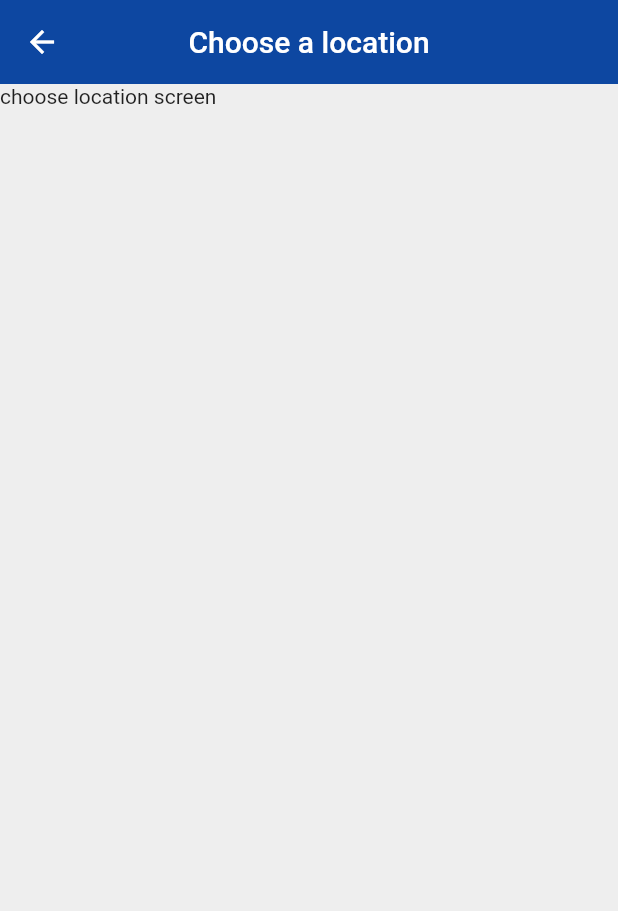
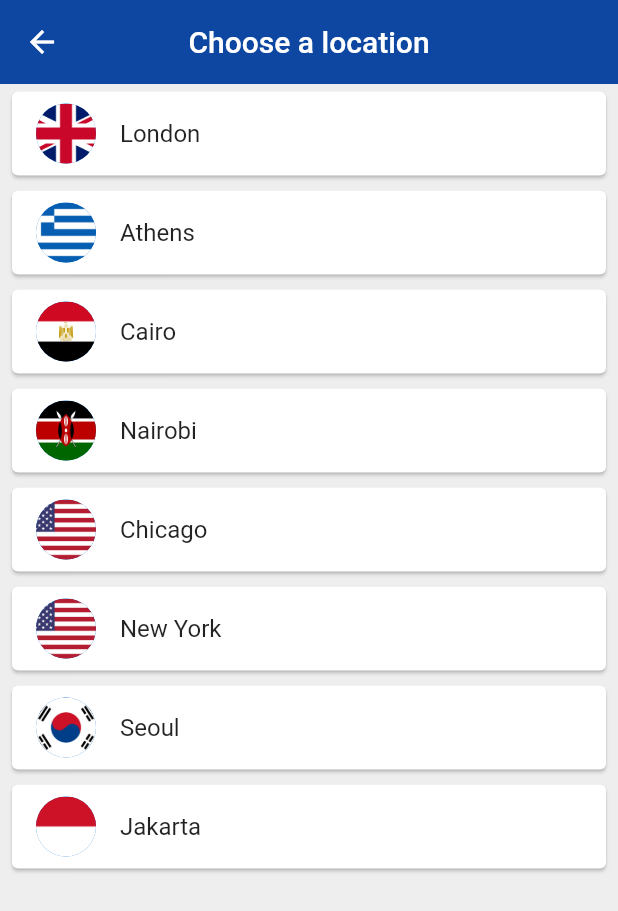
Before and after one commit to giumanuz/whatstime, a Flutter app: the screen it shows after launch, after a tap on "edit location", on a phone screen of 412 x 824 dp. Shown: the top 911 px of the screen. Run offline on Flutter 3.47's test engine with Material 2 defaults, Android fonts, the light colour scheme and no system bars; our stand-ins replace flutter_spinkit; network calls fail.

Commit message:
all done

```diff
--- a/lib/pages/choose_location.dart
+++ b/lib/pages/choose_location.dart
@@ -1,4 +1,6 @@
 import 'package:flutter/material.dart';
+
+import 'package:whatstime/services/world_time.dart';
 
 class ChooseLocation extends StatefulWidget {
   const ChooseLocation({Key? key}) : super(key: key);
@@ -9,8 +11,28 @@ class ChooseLocation extends StatefulWidget {
 
 class _ChooseLocationState extends State<ChooseLocation> {
 
+  List<WorldTime> locations = [
+    WorldTime(url: 'Europe/London', location: 'London', flag: 'uk.png'),
+    WorldTime(url: 'Europe/Athens', location: 'Athens', flag: 'greece.png'),
+    WorldTime(url: 'Africa/Cairo', location: 'Cairo', flag: 'egypt.png'),
+    WorldTime(url: 'Africa/Nairobi', location: 'Nairobi', flag: 'kenya.jpg'),
+    WorldTime(url: 'America/Chicago', location: 'Chicago', flag: 'usa.png'),
+    WorldTime(url: 'America/New_York', location: 'New York', flag: 'usa.png'),
+    WorldTime(url: 'Asia/Seoul', location: 'Seoul', flag: 'south_korea.jpg'),
+    WorldTime(url: 'Asia/Jakarta', location: 'Jakarta', flag: 'indonesia.jpg'),
+  ];
 
+  void updateTime(index) async {
+    WorldTime instance = locations[index];
+    await instance.getTime();
 
+    Navigator.pop(context, {
+      'location': instance.location,
+      'flag': instance.flag,
+      'time': instance.time,
+      'isDaytime': instance.isDaytime
+    });
+  }
 
   @override
   Widget build(BuildContext context) {
@@ -22,9 +44,28 @@ class _ChooseLocationState extends State<ChooseLocation> {
         centerTitle: true,
         elevation: 0,
       ),
-      body: Text(
-        'choose location screen'
-      ),
+      body: ListView.builder(
+        itemCount: locations.length,
+        itemBuilder: (context, index) {
+          return Padding(
+            padding: const EdgeInsets.symmetric(vertical: 1.0, horizontal: 4.0),
+            child: Card(
+              child: ListTile(
+                onTap: () {
+                  updateTime(index);
+                },
+                title: Text(
+                  locations[index].location
+                ),
+                leading: CircleAvatar(
+                  backgroundImage: AssetImage('assets/${locations[index].flag}'),
+
+                ),
+              ),
+            ),
+          );
+        },
+      )
     );
   }
 }
--- a/lib/pages/home.dart
+++ b/lib/pages/home.dart
@@ -14,15 +14,14 @@ class _HomeState extends State<Home> {
   @override
   Widget build(BuildContext context) {
 
-    data= ModalRoute.of(context)?.settings.arguments as Map;
+    data= data.isNotEmpty ? data : ModalRoute.of(context)?.settings.arguments as Map;
 
     String bgImage = data['isDaytime'] ? 'day.jpg' : 'night.png';
     Color? bgColor = data['isDaytime'] ? Colors.blue[800] : Colors.black;
 
     return Scaffold(
       backgroundColor: bgColor,
-      body: SafeArea(
-          child: Container(
+      body: Container(
         decoration: BoxDecoration(
           image: DecorationImage(
             image: AssetImage('assets/$bgImage'),
@@ -33,30 +32,34 @@ class _HomeState extends State<Home> {
           padding: const EdgeInsets.fromLTRB(0.0, 120.0, 0, 0),
           child: Column(
             children: [
-                    Row(
+              TextButton(
+                  onPressed: () async {
+                    dynamic result = await Navigator.pushNamed(context, '/location');
+                    setState(() {
+                      data = {
+                        'time': result['time'],
+                        'flag': result['flag'],
+                        'location': result['location'],
+                        'isDaytime': result['isDaytime']
+                      };
+                    });
+                  },
+                  child: Row(
                     mainAxisAlignment: MainAxisAlignment.center,
                     children: [
-                        IconButton(
-                          onPressed: () {
-                            Navigator.pushNamed(context, '/location');
-                          },
-                          icon: Icon(
+                      Icon(
                         Icons.edit_location,
-                            color: Colors.grey[300],
+                        color: Colors.red[300],
                       ),
-                        ),
-                        TextButton(
-                            onPressed: () {
-                              Navigator.pushNamed(context, '/location');
-                            },
-                            child: Text(
+                      SizedBox(width: 5),
+                      Text(
                         'edit location',
                         style: TextStyle(
                           color: Colors.grey[300]
                         ),
-                            )
-                        )
+                      ),
                     ],
+                      ),
                 ),
                 SizedBox(height: 20.0,),
                 Row(
@@ -83,7 +86,7 @@ class _HomeState extends State<Home> {
         ],
       ),
         ),
-          )),
+      ),
     );
   }
 }
--- a/lib/pages/loading.dart
+++ b/lib/pages/loading.dart
@@ -18,7 +18,7 @@ class Loading extends StatefulWidget {
 class _LoadingState extends State<Loading> {
 
   Future<void> setupWorldTIme() async {
-    WorldTime instance = WorldTime(location: 'Berlin', flag: 'germany.png', url: 'Europe/Berlin');
+    WorldTime instance = WorldTime(location: 'Rome', flag: 'germany.png', url: 'Europe/Rome');
     await instance.getTime();
     Navigator.pushReplacementNamed(context, '/home', arguments: {
       'location': instance.location,
```
Also changed, not shown: assets/day.jpg, assets/egypt.png (added), assets/greece.png (added), assets/indonesia.jpg (added), assets/kenya.jpg (added), assets/south_korea.jpg (added), assets/uk.png (added), assets/usa.png (added), 2 other files. Lines whose indentation alone changed are shown as unchanged.
